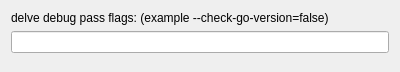
First picture: the form in liteidex/src/plugins/dlvdebugger/dlvdebuggeroption.ui, repository visualfc/liteide, before the edit.
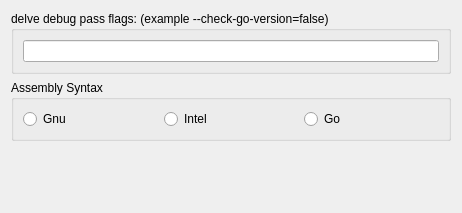
Second picture: the form after the edit.

Commit message: dlvdebugger: asm syntax option

The edit to the form file:
```diff
--- a/liteidex/src/plugins/dlvdebugger/dlvdebuggeroption.ui
+++ b/liteidex/src/plugins/dlvdebugger/dlvdebuggeroption.ui
@@ -6,8 +6,8 @@
    <rect>
     <x>0</x>
     <y>0</y>
-    <width>400</width>
-    <height>72</height>
+    <width>462</width>
+    <height>213</height>
    </rect>
   </property>
   <property name="windowTitle">
@@ -15,14 +15,55 @@
   </property>
   <layout class="QVBoxLayout" name="verticalLayout">
    <item>
-    <widget class="QLabel" name="label">
-     <property name="text">
+    <widget class="QGroupBox" name="groupBox">
+     <property name="title">
       <string>delve debug pass flags: (example --check-go-version=false)</string>
      </property>
+     <layout class="QVBoxLayout" name="verticalLayout_2">
+      <item>
+       <widget class="QLineEdit" name="flagsLineEdit"/>
+      </item>
+     </layout>
     </widget>
    </item>
    <item>
-    <widget class="QLineEdit" name="flagsLineEdit"/>
+    <widget class="QGroupBox" name="GroupBox">
+     <property name="title">
+      <string>Assembly Syntax</string>
+     </property>
+     <layout class="QHBoxLayout" name="horizontalLayout">
+      <item>
+       <widget class="QRadioButton" name="radioButton">
+        <property name="text">
+         <string>Gnu</string>
+        </property>
+        <attribute name="buttonGroup">
+         <string notr="true">buttonGroup</string>
+        </attribute>
+       </widget>
+      </item>
+      <item>
+       <widget class="QRadioButton" name="radioButton_2">
+        <property name="text">
+         <string>Intel</string>
+        </property>
+        <attribute name="buttonGroup">
+         <string notr="true">buttonGroup</string>
+        </attribute>
+       </widget>
+      </item>
+      <item>
+       <widget class="QRadioButton" name="radioButton_3">
+        <property name="text">
+         <string>Go</string>
+        </property>
+        <attribute name="buttonGroup">
+         <string notr="true">buttonGroup</string>
+        </attribute>
+       </widget>
+      </item>
+     </layout>
+    </widget>
    </item>
    <item>
     <spacer name="verticalSpacer">
```
Left out of the diff: 3 changed lines with no effect on the pictures. The commit also changes 3 other files.
